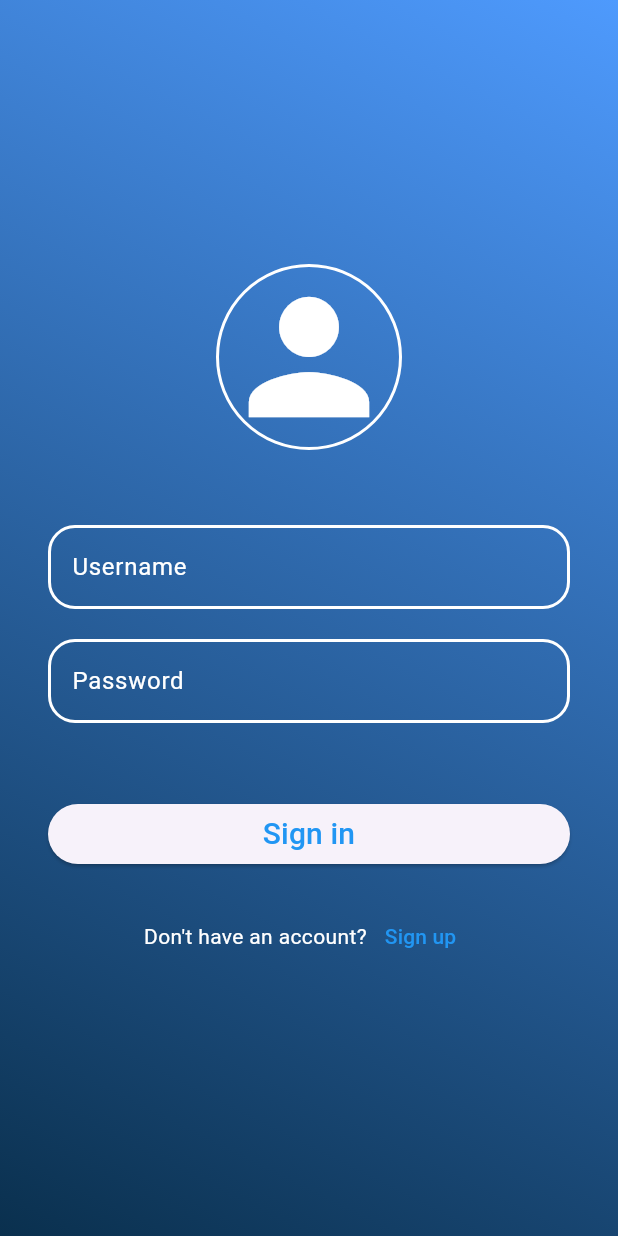
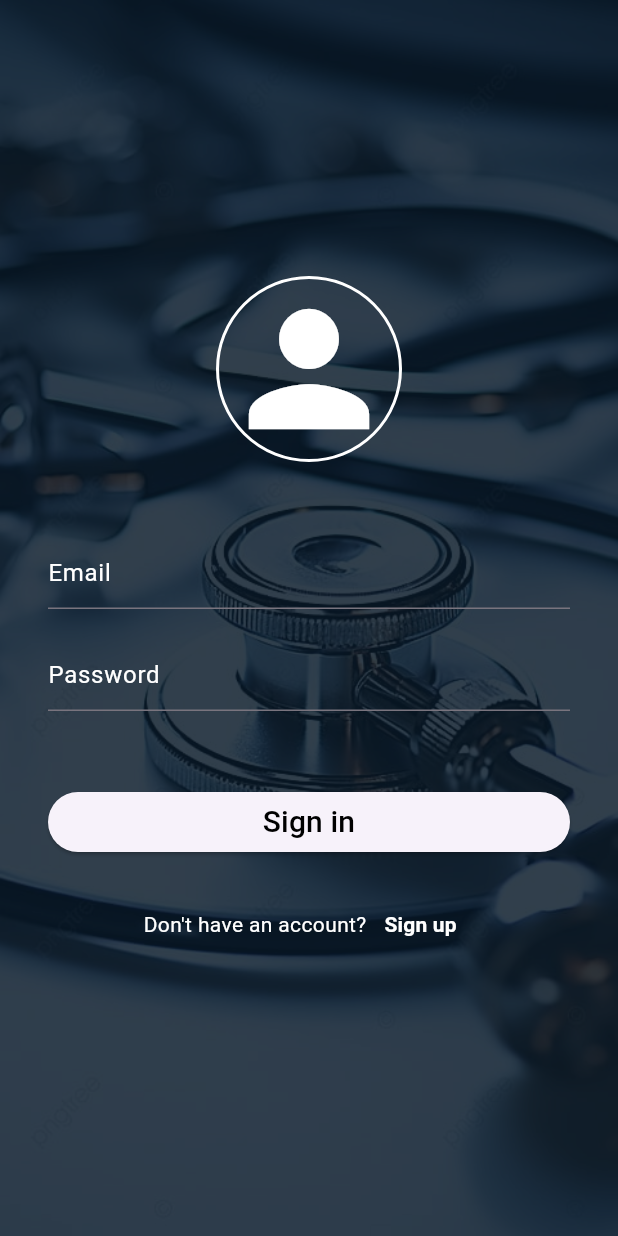
Before and after one commit to MedSolutions-SW65/MedSystemFlutter, a Flutter app: the screen it shows after launch, on a phone screen of 412 x 824 dp. Run offline on Flutter 3.47's test engine with Material 3 defaults, Android fonts, the phone set to English and light mode, and no system bars.

Commit message:
feat: login page modified

```diff
--- a/medsystem_app/lib/loging_page.dart
+++ b/medsystem_app/lib/loging_page.dart
@@ -1,4 +1,5 @@
 import 'package:flutter/material.dart';
+import 'package:medsystem_app/register_page.dart';
 
 class LogingPage extends StatefulWidget {
   const LogingPage({super.key});
@@ -8,26 +9,29 @@ class LogingPage extends StatefulWidget {
 }
 
 class _LogingPageState extends State<LogingPage> {
-  TextEditingController usernameController = TextEditingController();
+
+  TextEditingController emailController = TextEditingController();
   TextEditingController passwordController = TextEditingController();
 
   @override
   Widget build(BuildContext context) {
-    return Container(
-      decoration: const BoxDecoration(
-          gradient: LinearGradient(
-              begin: Alignment.topRight,
-              end: Alignment.bottomLeft,
-              colors: [
-            Color.fromARGB(255, 78, 154, 253),
-            Color.fromARGB(255, 10, 48, 78)
-          ])),
-      child: Scaffold(
-        backgroundColor: Colors.transparent,
-        body: _page(),
+  return Stack(
+    fit: StackFit.expand,
+    children: [
+      Image.asset(
+        'assets/images/fondo.jpg',
+        fit: BoxFit.cover,
       ),
-    );
-  }
+      Container(
+        color: Colors.black.withOpacity(0.5),
+        child: Scaffold(
+          backgroundColor: const Color.fromARGB(170, 10, 31, 50),
+          body: _page(),
+        ),
+      ),
+    ],
+  );
+}
 
   Widget _page() {
     return Center(
@@ -40,7 +44,7 @@ class _LogingPageState extends State<LogingPage> {
             const SizedBox(
               height: 50,
             ),
-            _inputField("Username", usernameController),
+            _inputField("Email", emailController),
             const SizedBox(
               height: 20,
             ),
@@ -73,17 +77,12 @@ class _LogingPageState extends State<LogingPage> {
 
   Widget _inputField(String hintText, TextEditingController controller,
       {isPassword = false}) {
-    var border = OutlineInputBorder(
-        borderRadius: BorderRadius.circular(18),
-        borderSide: const BorderSide(color: Colors.white, width: 2));
     return TextField(
       style: const TextStyle(color: Colors.white),
       controller: controller,
-      decoration: InputDecoration(
+      decoration: InputDecoration(focusedBorder: const UnderlineInputBorder(borderSide: BorderSide(color: Colors.white)),
         hintText: hintText,
         hintStyle: const TextStyle(color: Colors.white),
-        enabledBorder: border,
-        focusedBorder: border,
       ),
       obscureText: isPassword,
     );
@@ -92,7 +91,7 @@ class _LogingPageState extends State<LogingPage> {
   Widget _loginBtn() {
     return ElevatedButton(
       onPressed: () {
-        debugPrint("Username: ${usernameController.text}");
+        debugPrint("Email: ${emailController.text}");
         debugPrint("Password: ${passwordController.text}");
       },
       style: ElevatedButton.styleFrom(
@@ -103,7 +102,7 @@ class _LogingPageState extends State<LogingPage> {
           child: Text(
             "Sign in",
             textAlign: TextAlign.center,
-            style: TextStyle(fontSize: 20, color: Colors.blue),
+            style: TextStyle(fontSize: 20, color: Color.fromARGB(255, 0, 0, 0)),
           )),
     );
   }
@@ -117,10 +116,16 @@ class _LogingPageState extends State<LogingPage> {
           style: TextStyle(color: Colors.white),
         ),
         TextButton(
-          onPressed: () {},
+          onPressed: () {
+          Navigator.push(
+            context,
+              MaterialPageRoute(builder: (context) => const RegisterPage()),
+            );
+          },
           child: const Text(
             "Sign up",
-            style: TextStyle(color: Colors.blue),
+            style: TextStyle(color: Color.fromARGB(255, 255, 255, 255),
+            fontWeight: FontWeight.bold)
           ),
         )
       ],
```
